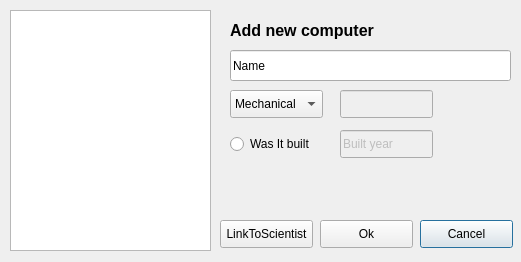
Qt form addcomputerdialog.ui (gudmundurb/H22) before a commit.
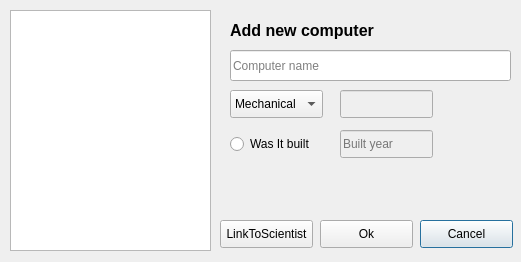
The same form after that commit.

```diff
--- a/addcomputerdialog.ui
+++ b/addcomputerdialog.ui
@@ -22,8 +22,17 @@
      <height>31</height>
     </rect>
    </property>
+   <property name="autoFillBackground">
+    <bool>false</bool>
+   </property>
    <property name="text">
-    <string>Name</string>
+    <string/>
+   </property>
+   <property name="echoMode">
+    <enum>QLineEdit::Normal</enum>
+   </property>
+   <property name="placeholderText">
+    <string>Computer name</string>
    </property>
   </widget>
   <widget class="QGraphicsView" name="addComputerPicture">
@@ -49,6 +58,9 @@
     </rect>
    </property>
    <property name="text">
+    <string/>
+   </property>
+   <property name="placeholderText">
     <string>Built year</string>
    </property>
   </widget>
```
